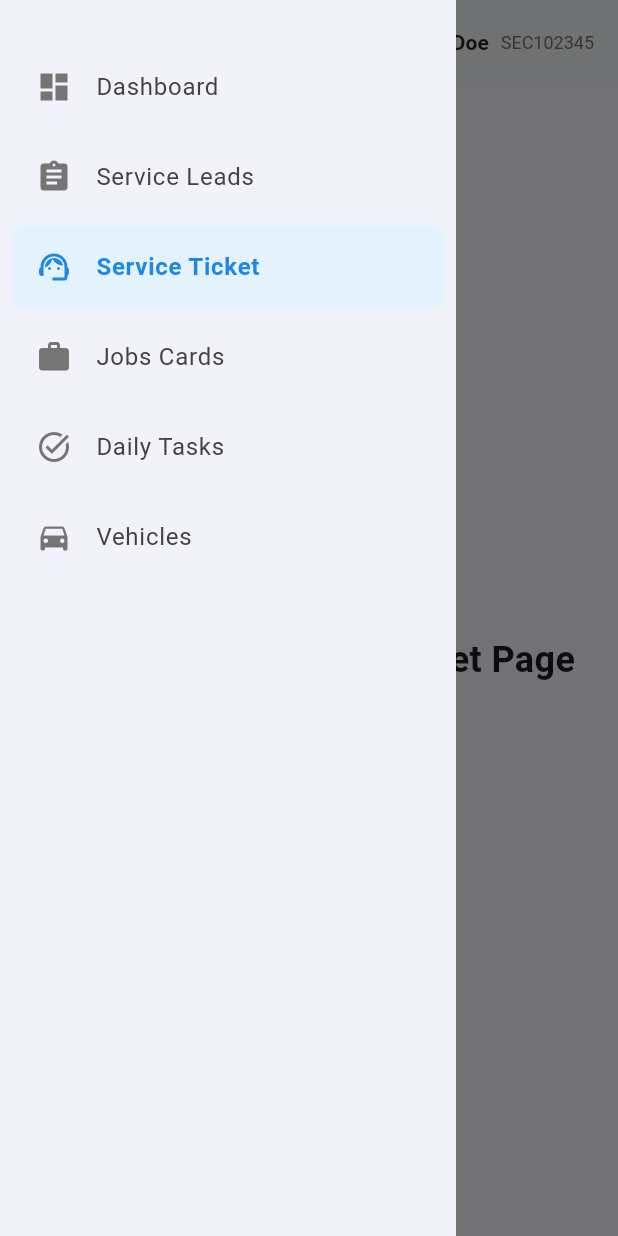
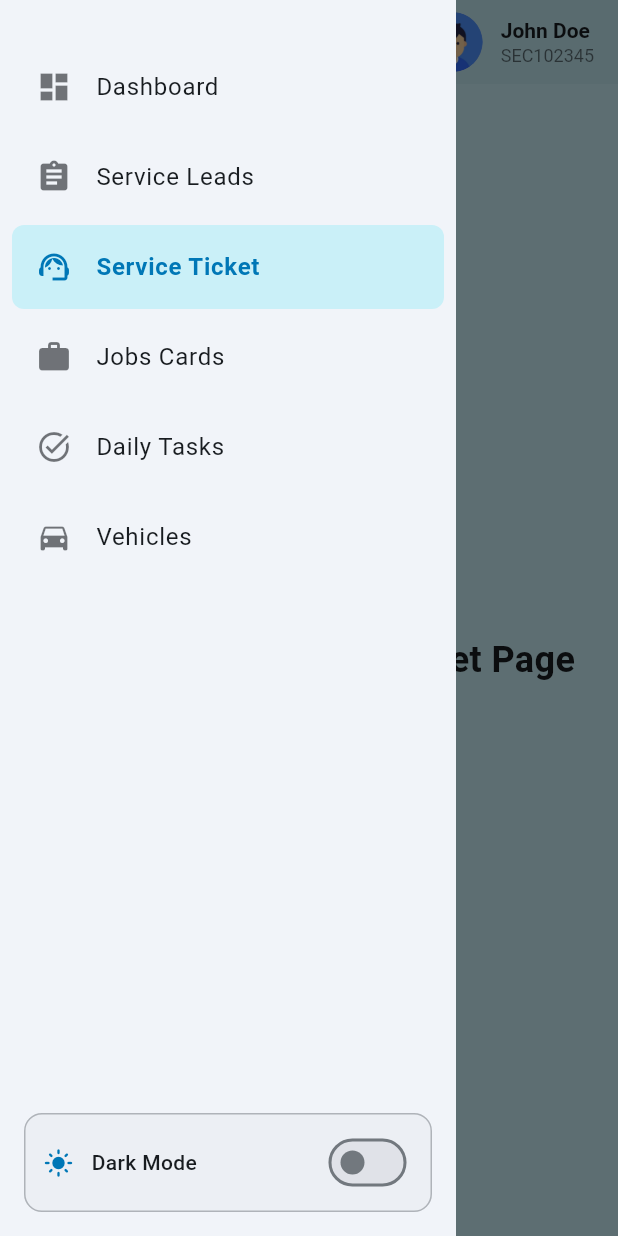
Before and after one commit to anilsjr/cars-site-support-frontend, a Flutter app: the ServiceTicketContent screen opened by its route, with the side drawer open, on a phone screen of 412 x 824 dp. Run offline on Flutter 3.47's test engine with Material 3 defaults, Android fonts, the phone set to English and light mode, and no system bars; our stand-ins replace dio, flutter_secure_storage, get, get_storage, go_router; accounts and stored records are empty.

Commit message:
feat(theme): implement ThemeService to manage app theme settings and persistence feat(app_exports): export ThemeService for easier access across the app fix(dependency_injection): register ThemeService in dependency injection style(app_theme): define custom color palette and update theme colors fix(main): use ThemeService to dynamically set theme mode in MaterialApp fix(login_controller): use AppTheme colors for success and error messages add(theme_service): create ThemeService to handle theme mode loading and changes add(theme_service): implement theme mode persistence using StorageService
feat(dashboard_screen.dart): implement theme switching functionality to enhance user experience
style(dashboard_screen.dart): update color usage to utilize theme colors for consistency
style(common_widgets.dart): apply theme colors to icons and text for better UI consistency
style(custom_text_field.dart): use theme colors for borders to align with overall design
style(app_router.dart): update error icon color to use theme color for consistency

```diff
--- a/lib/app_exports.dart
+++ b/lib/app_exports.dart
@@ -5,6 +5,7 @@
 export 'core/services/network_service.dart';
 export 'core/services/storage_service.dart';
 export 'core/services/dependency_injection.dart';
+export 'core/services/theme_service.dart';
 
 // Domain exports
 export 'domain/entities/user.dart';
--- a/lib/core/services/dependency_injection.dart
+++ b/lib/core/services/dependency_injection.dart
@@ -5,12 +5,14 @@
 import '../../domain/usecases/auth_usecases.dart';
 import 'network_service.dart';
 import 'storage_service.dart';
+import 'theme_service.dart';
 
 class DependencyInjection {
   static void init() {
     // Core Services
     Get.lazyPut(() => NetworkService(), fenix: true);
     Get.lazyPut(() => StorageService(), fenix: true);
+    Get.lazyPut(() => ThemeService(), fenix: true);
 
     // Data Sources
     Get.lazyPut<UserRemoteDataSource>(
--- /dev/null
+++ b/lib/core/services/theme_service.dart
@@ -0,0 +1,63 @@
+import 'package:flutter/material.dart';
+import 'package:get/get.dart';
+import 'storage_service.dart';
+
+class ThemeService extends GetxController {
+  static final ThemeService _instance = ThemeService._internal();
+  factory ThemeService() => _instance;
+  ThemeService._internal();
+
+  final StorageService _storageService = Get.find<StorageService>();
+
+  final Rx<ThemeMode> _themeMode = ThemeMode.system.obs;
+
+  ThemeMode get themeMode => _themeMode.value;
+
+  @override
+  void onInit() {
+    super.onInit();
+    _loadThemeMode();
+  }
+
+  void _loadThemeMode() {
+    final savedTheme = _storageService.getThemeMode();
+    if (savedTheme != null) {
+      switch (savedTheme) {
+        case 'light':
+          _themeMode.value = ThemeMode.light;
+          break;
+        case 'dark':
+          _themeMode.value = ThemeMode.dark;
+          break;
+        default:
+          _themeMode.value = ThemeMode.system;
+      }
+    }
+  }
+
+  Future<void> changeTheme(ThemeMode themeMode) async {
+    _themeMode.value = themeMode;
+
+    String themeModeString;
+    switch (themeMode) {
+      case ThemeMode.light:
+        themeModeString = 'light';
+        break;
+      case ThemeMode.dark:
+        themeModeString = 'dark';
+        break;
+      case ThemeMode.system:
+        themeModeString = 'system';
+        break;
+    }
+
+    await _storageService.saveThemeMode(themeModeString);
+  }
+
+  bool get isDarkMode {
+    if (_themeMode.value == ThemeMode.system) {
+      return Get.isPlatformDarkMode;
+    }
+    return _themeMode.value == ThemeMode.dark;
+  }
+}
--- a/lib/core/theme/app_theme.dart
+++ b/lib/core/theme/app_theme.dart
@@ -1,11 +1,41 @@
 import 'package:flutter/material.dart';
 
 class AppTheme {
+  // Custom color palette
+  static const List<Color> customColors = [
+    Color(0xFF03045e), // Dark navy
+    Color(0xFF023e8a), // Navy blue
+    Color(0xFF0077b6), // Blue
+    Color(0xFF0096c7), // Medium blue
+    Color(0xFF00b4d8), // Light blue
+    Color(0xFF48cae4), // Sky blue
+    Color(0xFF90e0ef), // Light sky blue
+    Color(0xFFade8f4), // Very light blue
+    Color(0xFFcaf0f8), // Pale blue
+  ];
+
+  // Primary colors from the palette
+  static const Color primaryDark = Color(0xFF03045e);
+  static const Color primaryMedium = Color(0xFF0077b6);
+  static const Color primaryLight = Color(0xFF48cae4);
+  static const Color primaryVeryLight = Color(0xFFcaf0f8);
+
+  // Additional semantic colors
+  static const Color successColor = Color(0xFF00b4d8); // Light blue for success
+  static const Color errorColor = Color(0xFF03045e); // Dark navy for errors
+  static const Color warningColor = Color(
+    0xFF0096c7,
+  ); // Medium blue for warnings
+  static const Color infoColor = Color(0xFF48cae4); // Sky blue for info
+
   static ThemeData lightTheme = ThemeData(
     useMaterial3: true,
     colorScheme: ColorScheme.fromSeed(
-      seedColor: Colors.blue,
+      seedColor: primaryMedium,
       brightness: Brightness.light,
+      primary: primaryMedium,
+      secondary: primaryLight,
+      surface: primaryVeryLight,
     ),
     appBarTheme: const AppBarTheme(centerTitle: true, elevation: 0),
     cardTheme: const CardThemeData(
@@ -25,8 +55,11 @@
   static ThemeData darkTheme = ThemeData(
     useMaterial3: true,
     colorScheme: ColorScheme.fromSeed(
-      seedColor: Colors.blue,
+      seedColor: primaryMedium,
       brightness: Brightness.dark,
+      primary: primaryLight,
+      secondary: primaryMedium,
+      surface: primaryDark,
     ),
     appBarTheme: const AppBarTheme(centerTitle: true, elevation: 0),
     cardTheme: const CardThemeData(
--- a/lib/presentation/screens/dashboard/dashboard_screen.dart
+++ b/lib/presentation/screens/dashboard/dashboard_screen.dart
@@ -1,5 +1,10 @@
 import 'package:flutter/material.dart';
 import 'package:go_router/go_router.dart';
+import 'package:get/get.dart';
+import '../../../core/theme/app_theme.dart';
+import '../../../core/services/theme_service.dart';
+import '../../../core/services/network_service.dart';
+import '../../../core/services/storage_service.dart';
 
 class DashboardScreen extends StatefulWidget {
   final Widget child;
@@ -36,12 +41,13 @@
   }
 
   PreferredSizeWidget _buildAppBar() {
+    final theme = Theme.of(context);
     return AppBar(
-      backgroundColor: Colors.white,
+      backgroundColor: theme.colorScheme.surface,
       elevation: 1,
       leading: _isSmallScreen(context)
           ? IconButton(
-              icon: const Icon(Icons.menu, color: Colors.black87),
+              icon: Icon(Icons.menu, color: theme.colorScheme.onSurface),
               onPressed: () => _scaffoldKey.currentState?.openDrawer(),
             )
           : null,
@@ -58,17 +64,8 @@
                 height: 40,
                 width: 120,
                 decoration: BoxDecoration(
-                  color: Colors.blue.shade600,
+                  color: AppTheme.primaryMedium,
                   borderRadius: BorderRadius.circular(8),
-                ),
-                child: const Center(
-                  child: Text(
-                    'LOGO',
-                    style: TextStyle(
-                      color: Colors.white,
-                      fontWeight: FontWeight.bold,
-                    ),
-                  ),
                 ),
               );
             },
@@ -87,29 +84,59 @@
                 },
               ),
               const SizedBox(width: 12),
-              Column(
+              GestureDetector(
+                onTap: () async {
+                  final selected = await showMenu<String>(
+                  context: context,
+                  position: RelativeRect.fromLTRB(1000, 70, 16, 0),
+                  items: [
+                    PopupMenuItem(
+                    value: 'profile',
+                    child: Row(
+                      children: [
+                      Icon(Icons.person, color: theme.colorScheme.onSurface),
+                      const SizedBox(width: 8),
+                      const Text('Profile'),
+                      ],
+                    ),
+                    ),
+                    PopupMenuItem(
+                    value: 'logout',
+                    child: Row(
+                      children: [
+                      Icon(Icons.logout, color: theme.colorScheme.onSurface),
+                      const SizedBox(width: 8),
+                      const Text('Logout'),
+                      ],
+                    ),
+                    ),
+                  ],
+                  );
+                  if (selected == 'logout') {
+                  // Replace with your token retrieval logic
+                  final token = await _getToken();
+                  await _logout(token);
+                  // Navigate to login or splash screen
+                  context.go('/login');
+
+                  }
+                  // 'profile' does nothing
+                },
+                child: Column(
                 crossAxisAlignment: CrossAxisAlignment.start,
                 mainAxisSize: MainAxisSize.min,
                 children: [
-                  Row(
-                    children: [
                   const Text(
                     'John Doe',
-                        style: TextStyle(
-                          fontSize: 14,
-                          fontWeight: FontWeight.w600,
-                          color: Colors.black87,
-                        ),
+                    style: TextStyle(fontSize: 14, fontWeight: FontWeight.w600),
                   ),
                   const SizedBox(width: 8),
                   Text(
                     'SEC102345',
                     style: TextStyle(
                       fontSize: 12,
-                          color: Colors.grey.shade600,
+                      color: theme.colorScheme.onSurface.withOpacity(0.6),
                     ),
-                      ),
-                    ],
                   ),
                 ],
               ),
@@ -121,11 +148,12 @@
   }
 
   Widget _buildSidebar() {
+    final theme = Theme.of(context);
     return Container(
       width: 280,
       decoration: BoxDecoration(
-        color: Colors.grey.shade50,
-        border: Border(right: BorderSide(color: Colors.grey.shade300)),
+        color: theme.colorScheme.surface,
+        border: Border(right: BorderSide(color: theme.dividerColor)),
       ),
       child: _buildNavigationItems(),
     );
@@ -194,6 +222,8 @@
             ],
           ),
         ),
+        // Theme switch at the bottom
+        _buildThemeSwitch(),
       ],
     );
   }
@@ -204,22 +234,27 @@
     required String route,
     required bool isSelected,
   }) {
+    final theme = Theme.of(context);
     return Container(
       margin: const EdgeInsets.symmetric(horizontal: 8, vertical: 2),
       child: ListTile(
         leading: Icon(
           icon,
-          color: isSelected ? Colors.blue.shade600 : Colors.grey.shade600,
+          color: isSelected
+              ? AppTheme.primaryMedium
+              : theme.colorScheme.onSurface.withOpacity(0.6),
         ),
         title: Text(
           title,
           style: TextStyle(
-            color: isSelected ? Colors.blue.shade600 : Colors.grey.shade800,
+            color: isSelected
+                ? AppTheme.primaryMedium
+                : theme.colorScheme.onSurface,
             fontWeight: isSelected ? FontWeight.w600 : FontWeight.normal,
           ),
         ),
         selected: isSelected,
-        selectedTileColor: Colors.blue.shade50,
+        selectedTileColor: AppTheme.primaryVeryLight,
         shape: RoundedRectangleBorder(borderRadius: BorderRadius.circular(8)),
         onTap: () {
           context.go(route);
@@ -231,4 +266,53 @@
       ),
     );
   }
+
+  Widget _buildThemeSwitch() {
+    final theme = Theme.of(context);
+    final themeService = Get.find<ThemeService>();
+
+    return Container(
+      margin: const EdgeInsets.all(16),
+      padding: const EdgeInsets.symmetric(horizontal: 12, vertical: 8),
+      decoration: BoxDecoration(
+        color: theme.colorScheme.surfaceContainerHighest.withOpacity(0.3),
+        borderRadius: BorderRadius.circular(12),
+        border: Border.all(color: theme.dividerColor.withOpacity(0.5)),
+      ),
+      child: Obx(
+        () => Row(
+          children: [
+            Icon(
+              themeService.isDarkMode ? Icons.dark_mode : Icons.light_mode,
+              color: AppTheme.primaryMedium,
+              size: 20,
+            ),
+            const SizedBox(width: 12),
+            Expanded(
+              child: Text(
+                'Dark Mode',
+                style: TextStyle(
+                  fontSize: 14,
+                  fontWeight: FontWeight.w500,
+                  color: theme.colorScheme.onSurface,
+                ),
+              ),
+            ),
+            Switch(
+              value: themeService.isDarkMode,
+              onChanged: (value) {
+                themeService.changeTheme(
+                  value ? ThemeMode.dark : ThemeMode.light,
+                );
+              },
+              activeColor: AppTheme.primaryMedium,
+              activeTrackColor: AppTheme.primaryLight.withOpacity(0.5),
+              inactiveThumbColor: theme.colorScheme.outline,
+              inactiveTrackColor: theme.colorScheme.surfaceContainerHighest,
+            ),
+          ],
+        ),
+      ),
+    );
   }
+}
--- a/lib/routes/app_router.dart
+++ b/lib/routes/app_router.dart
@@ -1,5 +1,6 @@
 import 'package:flutter/material.dart';
 import 'package:go_router/go_router.dart';
+import '../core/theme/app_theme.dart';
 import '../presentation/screens/login/login_screen.dart';
 import '../presentation/screens/dashboard/dashboard_screen.dart';
 import '../presentation/screens/dashboard/dashboard_content_pages.dart';
@@ -56,7 +57,7 @@
         child: Column(
           mainAxisAlignment: MainAxisAlignment.center,
           children: [
-            const Icon(Icons.error_outline, size: 64, color: Colors.red),
+            Icon(Icons.error_outline, size: 64, color: AppTheme.errorColor),
             const SizedBox(height: 16),
             Text(
               'Page not found: ${state.uri.path}',
```
Also changed, not shown: lib/main.dart (+13 -7 lines), lib/presentation/controllers/login_controller.dart (+4 -3 lines), lib/presentation/widgets/common_widgets.dart (+13 -4 lines), lib/presentation/widgets/custom_text_field.dart (+6 -4 lines), flutter_03.png (added). Lines whose indentation alone changed are shown as unchanged.
